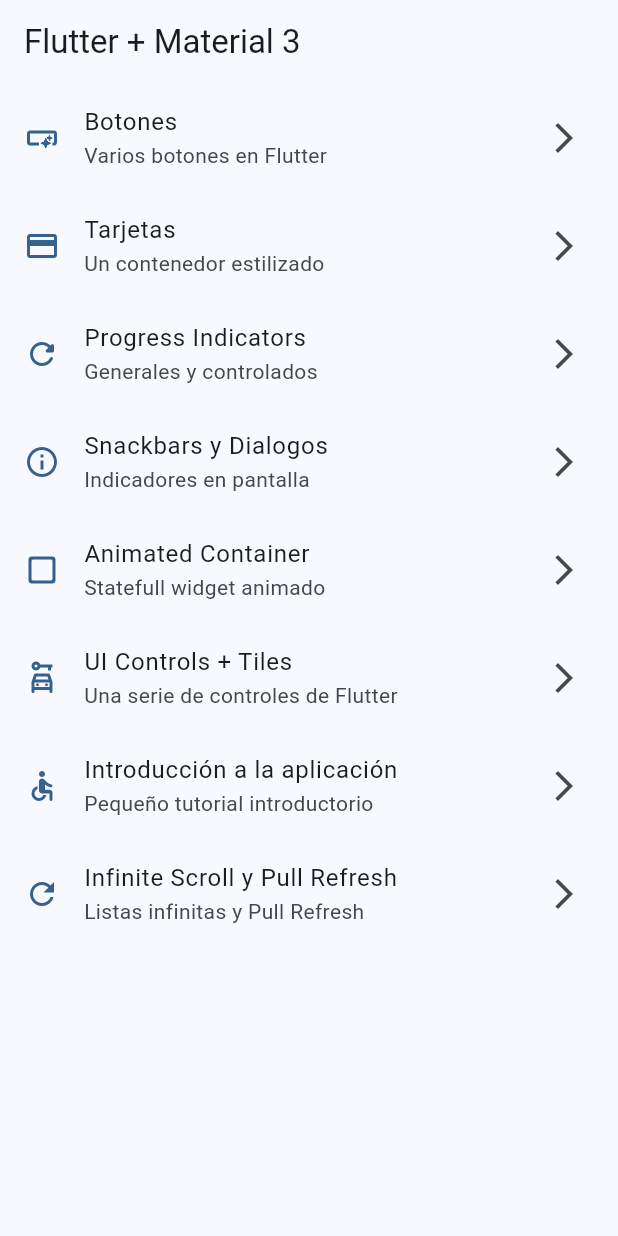
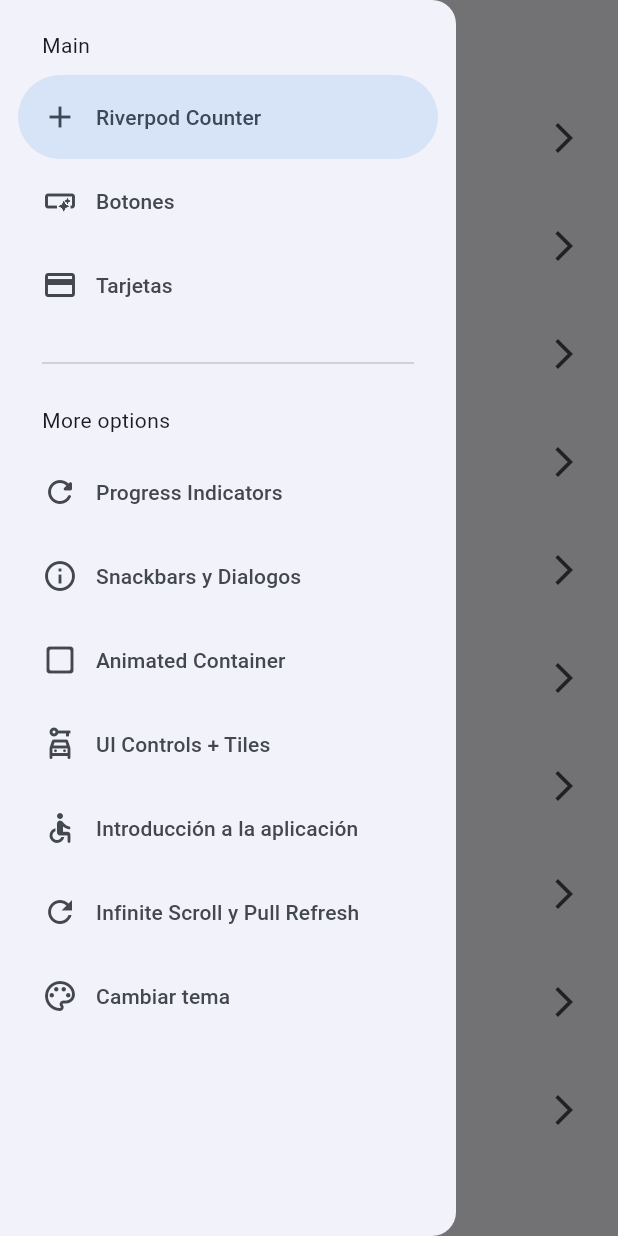
Before and after one commit to matiasespinozah/FlutterLearningMultipleWidgets, a Flutter app: the screen it shows after launch, with the side drawer open (before the commit the screen has no drawer), on a phone screen of 412 x 824 dp. Run offline on Flutter 3.47's test engine with Material 2 defaults, Android fonts, the phone set to English and light mode, and no system bars; our stand-ins replace animate_do, flutter_riverpod, go_router.

Commit message:
antes del state notifier

```diff
--- a/lib/config/menu/menu_items.dart
+++ b/lib/config/menu/menu_items.dart
@@ -15,6 +15,12 @@ class MenuItem {
 }
 
 const appMenuItems = <MenuItem>[
+  MenuItem(
+    title: 'Riverpod Counter',
+    subtitle: 'Counter usando riverpod',
+    link: '/counter',
+    icon: Icons.add,
+  ),
   MenuItem(
     title: 'Botones',
     subtitle: 'Varios botones en Flutter',
@@ -63,4 +69,10 @@ const appMenuItems = <MenuItem>[
     link: '/infinite',
     icon: Icons.refresh_outlined,
   ),
+  MenuItem(
+    title: 'Cambiar tema',
+    subtitle: 'Cambiar tema de la aplicación',
+    link: '/theme-changer',
+    icon: Icons.color_lens_outlined,
+  ),
 ];
--- a/lib/config/router/app_router.dart
+++ b/lib/config/router/app_router.dart
@@ -49,5 +49,15 @@ final appRouter = GoRouter(
       path: '/infinite',
       builder: (context, state) => const InfiniteScrollScreen(),
     ),
+    GoRoute(
+      name: CounterScreen.name,
+      path: '/counter',
+      builder: (context, state) => const CounterScreen(),
+    ),
+    GoRoute(
+      name: ThemeChangerScreen.name,
+      path: '/theme-changer',
+      builder: (context, state) => const ThemeChangerScreen(),
+    ),
   ],
 );
--- a/lib/config/theme/app_theme.dart
+++ b/lib/config/theme/app_theme.dart
@@ -14,14 +14,16 @@ const colorsList = <Color>[
 
 class AppTheme {
   final int selectedColor;
+  final bool isDarkMode;
 
-  AppTheme({this.selectedColor = 0})
+  AppTheme({this.selectedColor = 0, this.isDarkMode = false})
       : assert(selectedColor >= 0, 'Selected color must be grather then 0'),
         assert(selectedColor < colorsList.length,
             'Selected color must be less or equal than ${colorsList.length}');
 
   ThemeData getTheme() => ThemeData(
         useMaterial3: true,
+        brightness: isDarkMode ? Brightness.dark : Brightness.light,
         colorSchemeSeed: colorsList[selectedColor],
         appBarTheme: const AppBarTheme(
           centerTitle: false,
--- a/lib/main.dart
+++ b/lib/main.dart
@@ -1,21 +1,29 @@
 import 'package:flutter/material.dart';
+import 'package:flutter_riverpod/flutter_riverpod.dart';
 import 'package:widgets_app/config/router/app_router.dart';
 import 'package:widgets_app/config/theme/app_theme.dart';
+import 'package:widgets_app/presentation/providers/theme_provider.dart';
 
 void main() {
-  runApp(const MainApp());
+  runApp(const ProviderScope(child: MainApp()));
 }
 
-class MainApp extends StatelessWidget {
+class MainApp extends ConsumerWidget {
   const MainApp({super.key});
 
   @override
-  Widget build(BuildContext context) {
+  Widget build(BuildContext context, ref) {
+    final bool isDark = ref.watch(isDarkModeProvider);
+    final int selectedColor = ref.watch(selectedColorProvider);
+
     return MaterialApp.router(
       title: 'Flutter Widgets',
       routerConfig: appRouter,
       debugShowCheckedModeBanner: false,
-      theme: AppTheme(selectedColor: 0).getTheme(),
+      theme: AppTheme(
+        selectedColor: selectedColor,
+        isDarkMode: isDark,
+      ).getTheme(),
     );
   }
 }
--- /dev/null
+++ b/lib/presentation/providers/counter_provider.dart
@@ -0,0 +1,3 @@
+import 'package:flutter_riverpod/flutter_riverpod.dart';
+
+final counterProvider = StateProvider<int>((ref) => 5);
--- /dev/null
+++ b/lib/presentation/providers/theme_provider.dart
@@ -0,0 +1,11 @@
+import 'package:flutter_riverpod/flutter_riverpod.dart';
+import 'package:widgets_app/config/theme/app_theme.dart';
+
+// listado de colores inmutable
+final colorListProvider = Provider((ref) => colorsList);
+
+// un simple boolean
+final isDarkModeProvider = StateProvider<bool>((ref) => false);
+
+// un simple int
+final selectedColorProvider = StateProvider<int>((ref) => 0);
--- a/lib/presentation/screens/home/home_screen.dart
+++ b/lib/presentation/screens/home/home_screen.dart
@@ -1,6 +1,7 @@
 import 'package:flutter/material.dart';
 import 'package:go_router/go_router.dart';
 import 'package:widgets_app/config/menu/menu_items.dart';
+import 'package:widgets_app/presentation/widgets/side_menu.dart';
 
 class HomeScreen extends StatelessWidget {
   static const name = 'home_screen';
@@ -9,11 +10,15 @@ class HomeScreen extends StatelessWidget {
 
   @override
   Widget build(BuildContext context) {
+    final scaffoldKey = GlobalKey<ScaffoldState>();
+
     return Scaffold(
+      key: scaffoldKey,
       appBar: AppBar(
         title: const Text('Flutter + Material 3'),
       ),
       body: const _HomeView(),
+      drawer: SideMenu(scaffoldKey: scaffoldKey),
     );
   }
 }
--- a/lib/presentation/screens/screens.dart
+++ b/lib/presentation/screens/screens.dart
@@ -7,3 +7,5 @@ export 'package:widgets_app/presentation/screens/ui_controls/ui_controls_screen.
 export 'package:widgets_app/presentation/screens/buttons/buttons_screen.dart';
 export 'package:widgets_app/presentation/screens/cards/cards_screen.dart';
 export 'package:widgets_app/presentation/screens/home/home_screen.dart';
+export 'package:widgets_app/presentation/screens/counter/counter_screen.dart';
+export 'package:widgets_app/presentation/screens/theme-changer/theme_changer_screen.dart';
--- /dev/null
+++ b/lib/presentation/widgets/side_menu.dart
@@ -0,0 +1,61 @@
+import 'package:flutter/material.dart';
+import 'package:go_router/go_router.dart';
+import 'package:widgets_app/config/menu/menu_items.dart';
+
+class SideMenu extends StatefulWidget {
+  final GlobalKey<ScaffoldState> scaffoldKey;
+
+  const SideMenu({super.key, required this.scaffoldKey});
+
+  @override
+  State<SideMenu> createState() => _SideMenuState();
+}
+
+class _SideMenuState extends State<SideMenu> {
+  int navDrawerIndex = 0;
+
+  @override
+  Widget build(BuildContext context) {
+    final hasNotch = MediaQuery.of(context).viewPadding.top > 35;
+
+    return NavigationDrawer(
+      selectedIndex: navDrawerIndex,
+      onDestinationSelected: (value) {
+        final menuItem = appMenuItems[value];
+        context.push(menuItem.link);
+
+        widget.scaffoldKey.currentState?.closeDrawer();
+
+        setState(() {
+          navDrawerIndex = value;
+        });
+      },
+      children: [
+        Padding(
+          padding: EdgeInsets.fromLTRB(28, hasNotch ? 5 : 20, 16, 10),
+          child: const Text('Main'),
+        ),
+        ...appMenuItems.sublist(0, 3).map(
+              (item) => NavigationDrawerDestination(
+                icon: Icon(item.icon),
+                label: Text(item.title),
+              ),
+            ),
+        const Padding(
+          padding: EdgeInsets.fromLTRB(28, 16, 28, 10),
+          child: Divider(),
+        ),
+        const Padding(
+          padding: EdgeInsets.fromLTRB(28, 10, 16, 10),
+          child: Text('More options'),
+        ),
+        ...appMenuItems.sublist(3).map(
+              (item) => NavigationDrawerDestination(
+                icon: Icon(item.icon),
+                label: Text(item.title),
+              ),
+            ),
+      ],
+    );
+  }
+}
--- a/pubspec.yaml
+++ b/pubspec.yaml
@@ -10,6 +10,7 @@ dependencies:
   animate_do: ^3.0.2
   flutter:
     sdk: flutter
+  flutter_riverpod: ^2.3.6
   go_router: ^10.0.0
 
 dev_dependencies:
```
Also changed, not shown: lib/presentation/screens/counter/counter_screen.dart (added, +46 -0 lines), lib/presentation/screens/theme-changer/theme_changer_screen.dart (added, +60 -0 lines), pubspec.lock.
